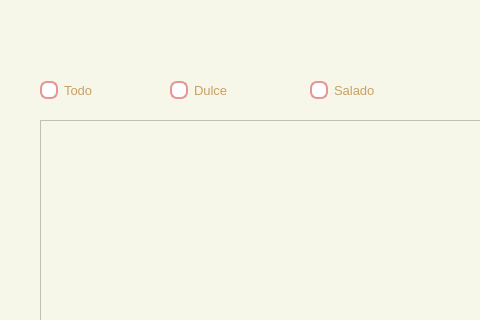
Old version of the form pagina_lista.ui in the repository avilalem/ProyectoFinal; both pictures show x 0 to 480 and y 0 to 320 of the 800 by 600 pixel window.
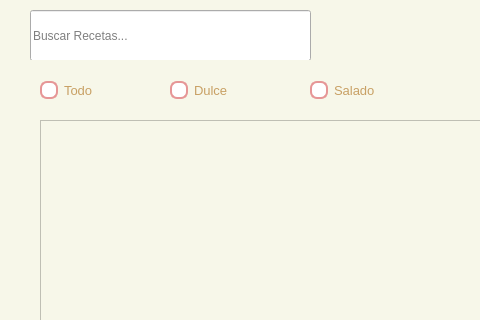
New version of the form. Icons and pictures are not drawn.

The edit to the form file:
```diff
--- a/pagina_lista.ui
+++ b/pagina_lista.ui
@@ -577,6 +577,25 @@
            </size>
           </property>
          </widget>
+         <widget class="QLineEdit" name="cajaBusqueda">
+          <property name="geometry">
+           <rect>
+            <x>30</x>
+            <y>10</y>
+            <width>281</width>
+            <height>51</height>
+           </rect>
+          </property>
+          <property name="minimumSize">
+           <size>
+            <width>0</width>
+            <height>36</height>
+           </size>
+          </property>
+          <property name="placeholderText">
+           <string>Buscar Recetas...</string>
+          </property>
+         </widget>
         </widget>
        </item>
        <item>
```
